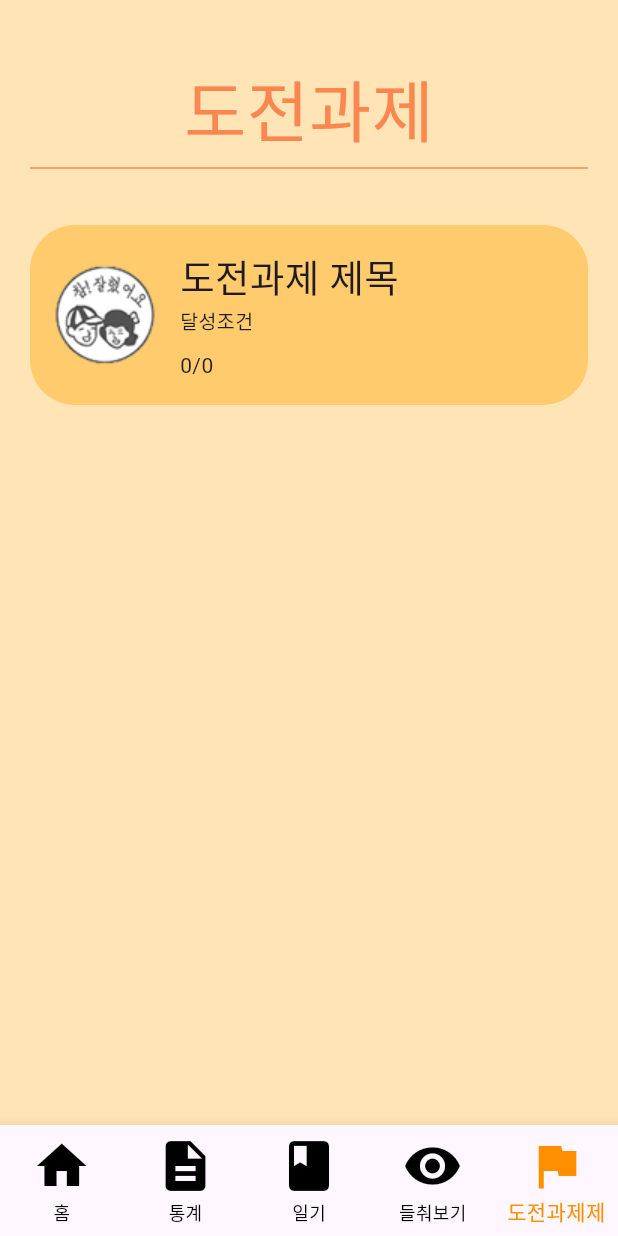
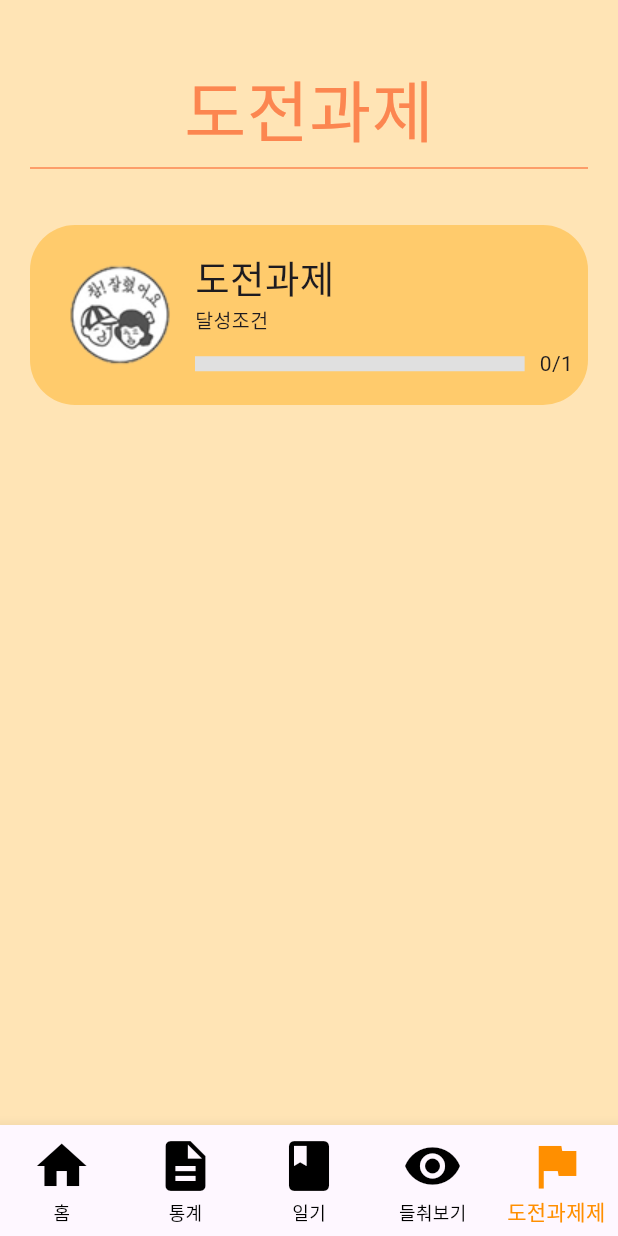
Before and after one commit to swatper/CapstoneDesign_Diary, a Flutter app: the screen it shows after launch, item 5 of the bottom bar chosen, on a phone screen of 412 x 824 dp. Run offline on Flutter 3.47's test engine with Material 3 defaults, Android fonts, the phone set to English and light mode, and no system bars; our stand-ins replace table_calendar; missing offline and left inert: custom_calender_picker.

Commit message:
도전과제 달성도 구현 완료

```diff
--- a/lib/challenge/challengeitem.dart
+++ b/lib/challenge/challengeitem.dart
@@ -1,58 +1,64 @@
 import 'package:flutter/material.dart';
 
-class ChallengeItem extends StatefulWidget {
-  const ChallengeItem({super.key});
+class ChallengeItem extends StatelessWidget {
+  final String title;
+  final String description;
+  final int currentProgress;
+  final int maxProgress;
 
-  @override
-  State<ChallengeItem> createState() => _ChallengeItemState();
-}
-
-class _ChallengeItemState extends State<ChallengeItem> {
-  @override
-  void initState() {
-    super.initState();
-    //앱 시작 시 도전 과제 달성도 가져오기
-  }
+  const ChallengeItem({
+    super.key,
+    required this.title,
+    required this.description,
+    required this.currentProgress,
+    required this.maxProgress,
+  });
 
   @override
   Widget build(BuildContext context) {
+    double progress = maxProgress > 0 ? currentProgress / maxProgress : 0.0;
+
     return Container(
-      padding: EdgeInsets.fromLTRB(0, 10, 0, 10),
+      padding: EdgeInsets.all(10),
       decoration: BoxDecoration(
         color: Color(0xffFFCB6C),
         borderRadius: BorderRadius.circular(30),
       ),
-      //도전과제 항목
       child: Row(
         children: [
           Image.asset('assets/images/default.png', width: 100, height: 100),
-          Column(
+          Expanded(
+            child: Column(
               crossAxisAlignment: CrossAxisAlignment.start,
               children: [
                 Text(
-                "도전과제 제목",
+                  title,
                   style: TextStyle(fontSize: 25, fontWeight: FontWeight.w500),
                 ),
                 Text(
-                "달성조건",
+                  description,
                   style: TextStyle(fontSize: 13, fontWeight: FontWeight.w400),
                 ),
                 SizedBox(height: 10),
-              //달성도
                 Row(
                   children: [
-                  /*Expanded(
+                    Expanded(
+                      child: SizedBox(
+                        height: 10,
                         child: LinearProgressIndicator(
-                      value: 0.0,
+                          value: progress,
                           backgroundColor: Colors.grey[300],
                           color: Color(0xffA7ECF9),
                           minHeight: 8,
                         ),
-                  ),*/
-                  Text("0/0"),
+                      ),
+                    ),
+                    SizedBox(width: 10),
+                    Text("$currentProgress/$maxProgress"),
                   ],
                 ),
               ],
+            ),
           ),
         ],
       ),
--- a/lib/challenge/challengewindow.dart
+++ b/lib/challenge/challengewindow.dart
@@ -31,7 +31,12 @@ class _ChallengewindowState extends State<Challengewindow> {
               ),
               Divider(color: Color(0xffFC8650), thickness: 1),
               SizedBox(height: 30),
-              ChallengeItem(),
+              ChallengeItem(
+                title: "도전과제",
+                description: "달성조건",
+                currentProgress: 0,
+                maxProgress: 1,
+              ),
             ],
           ),
         ),
```
Lines whose indentation alone changed are shown as unchanged.
